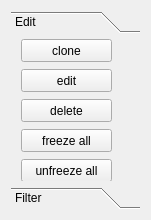
This is GameEditor/SGOOnMapToolBox.ui in frostteo/GameEditor as Qt 5 draws it before an edit. The edited form follows.
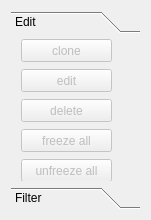
This is the edited form. Icons and pictures are not drawn.

The edit to the form file:
```diff
--- a/GameEditor/SGOOnMapToolBox.ui
+++ b/GameEditor/SGOOnMapToolBox.ui
@@ -44,6 +44,9 @@
        <string>Edit</string>
       </attribute>
       <widget class="QPushButton" name="editBtn">
+       <property name="enabled">
+        <bool>false</bool>
+       </property>
        <property name="geometry">
         <rect>
          <x>10</x>
@@ -64,6 +67,9 @@
        </property>
       </widget>
       <widget class="QPushButton" name="cloneBtn">
+       <property name="enabled">
+        <bool>false</bool>
+       </property>
        <property name="geometry">
         <rect>
          <x>10</x>
@@ -84,6 +90,9 @@
        </property>
       </widget>
       <widget class="QPushButton" name="deleteBtn">
+       <property name="enabled">
+        <bool>false</bool>
+       </property>
        <property name="geometry">
         <rect>
          <x>10</x>
@@ -104,6 +113,9 @@
        </property>
       </widget>
       <widget class="QPushButton" name="freezeAllBtn">
+       <property name="enabled">
+        <bool>false</bool>
+       </property>
        <property name="geometry">
         <rect>
          <x>10</x>
@@ -124,6 +136,9 @@
        </property>
       </widget>
       <widget class="QPushButton" name="unfreezeAllBtn">
+       <property name="enabled">
+        <bool>false</bool>
+       </property>
        <property name="geometry">
         <rect>
          <x>10</x>
```
